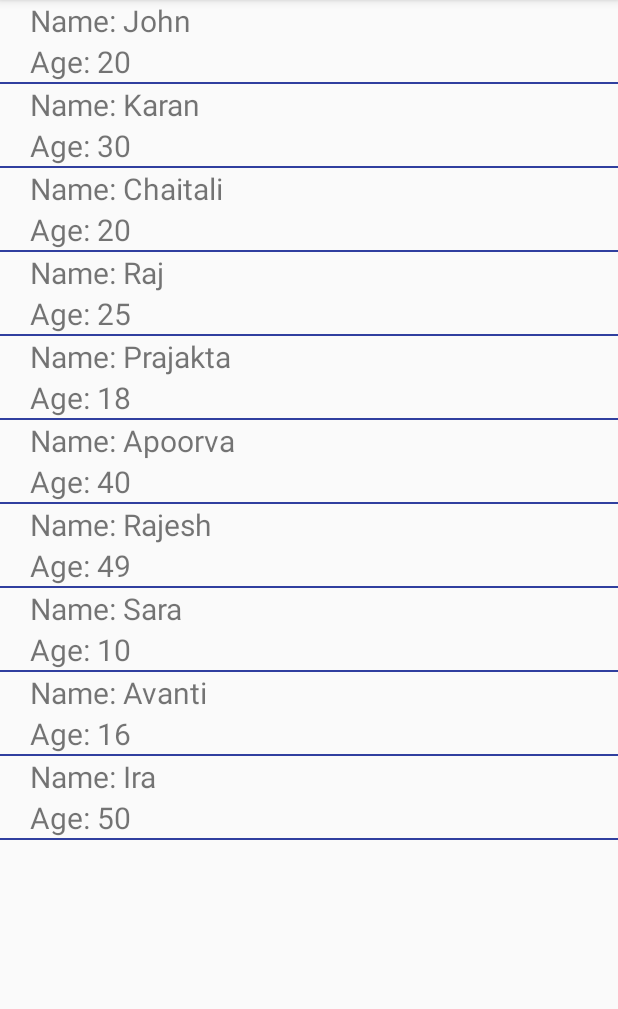
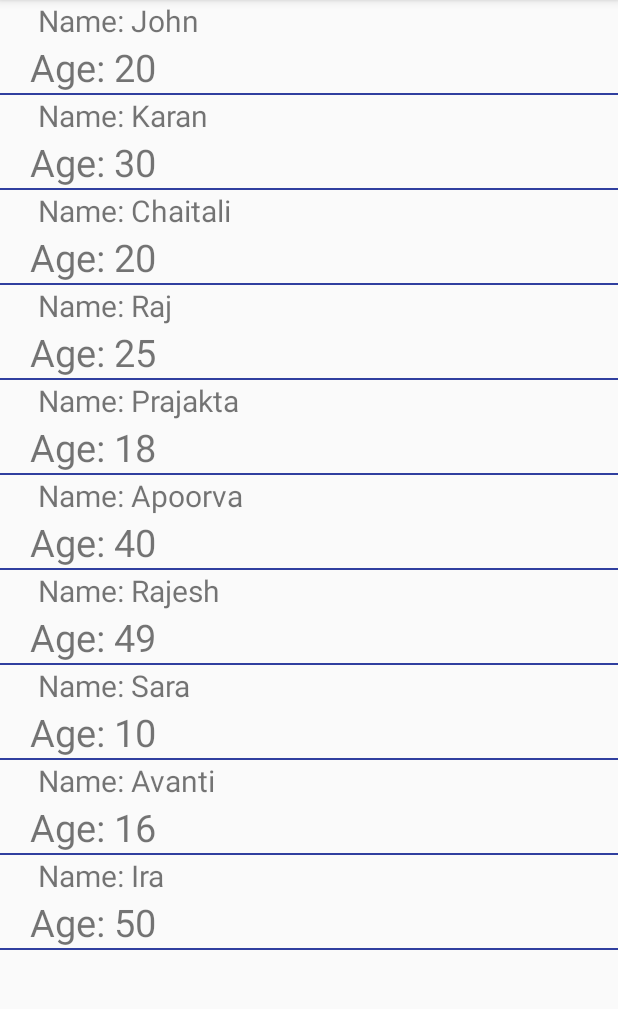
Before and after one commit to chaitalikotasthane/Task1, an Android app: the screen it shows after launch (MainActivity), on a phone screen of 412 x 824 dp, the part 84-1093 px from its top. Run offline under Robolectric (Android 15) with nearby library versions, the phone set to English and light mode, and no system bars.

Commit message:
Update box.xml

```diff
--- a/app/src/main/res/layout/box.xml
+++ b/app/src/main/res/layout/box.xml
@@ -8,7 +8,7 @@
         android:id="@+id/textView1"
         android:layout_width="wrap_content"
         android:layout_height="wrap_content"
-        android:layout_marginLeft="20dp"
+        android:layout_marginLeft="25dp"
         android:textSize="20sp"
         />
 
@@ -17,7 +17,7 @@
         android:layout_width="wrap_content"
         android:layout_height="wrap_content"
         android:layout_marginLeft="20dp"
-        android:textSize="20sp"
+        android:textSize="25sp"
         android:layout_below="@+id/textView1"
         />
 
```
